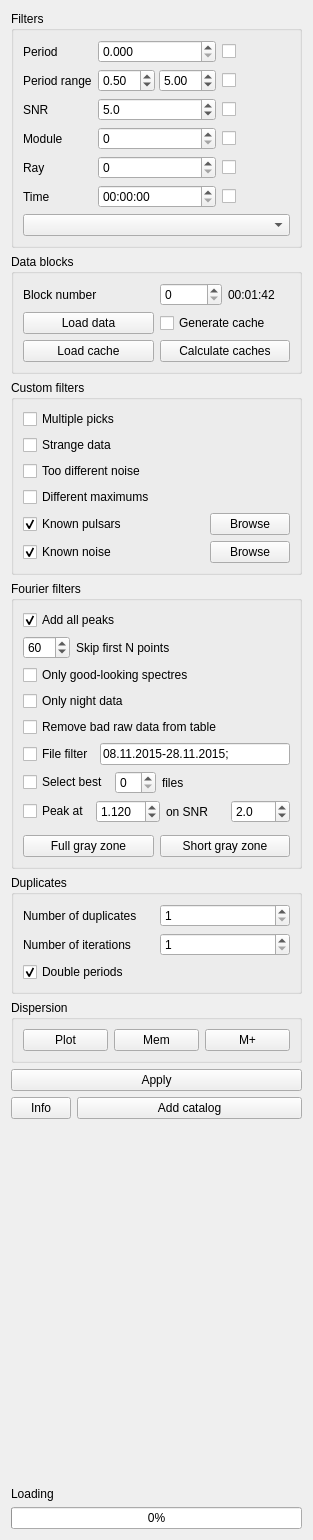
First picture: the form in src/analytics.ui, repository vtyulb/BSA-Analytics, before the edit.
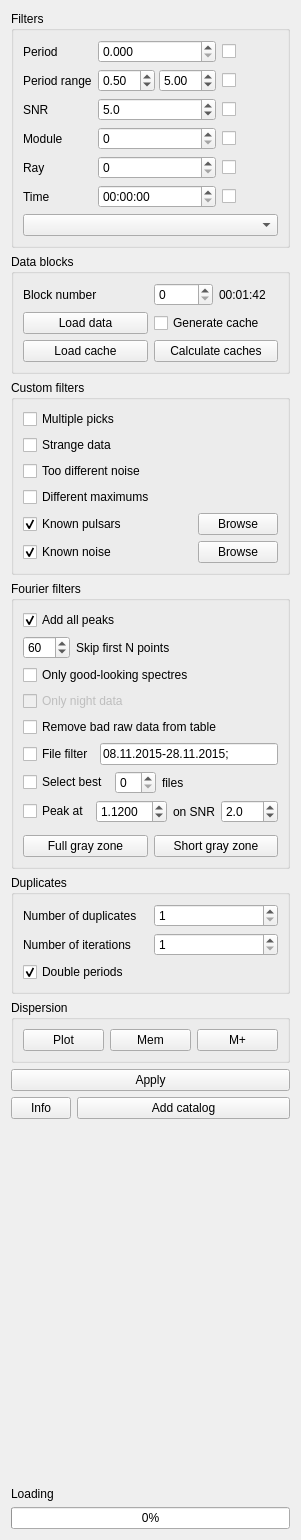
Second picture: the form after the edit.

Commit message: spinboxes precision

```diff
--- a/src/analytics.ui
+++ b/src/analytics.ui
@@ -6,7 +6,7 @@
    <rect>
     <x>0</x>
     <y>0</y>
-    <width>313</width>
+    <width>295</width>
     <height>1540</height>
    </rect>
   </property>
@@ -474,7 +474,7 @@
       <item>
        <widget class="QCheckBox" name="fourierOnlyNightData">
         <property name="enabled">
-         <bool>true</bool>
+         <bool>false</bool>
         </property>
         <property name="text">
          <string>Only night data</string>
@@ -608,8 +608,14 @@
          </item>
          <item>
           <widget class="QDoubleSpinBox" name="fourierPeakAt">
+           <property name="sizePolicy">
+            <sizepolicy hsizetype="Maximum" vsizetype="Fixed">
+             <horstretch>0</horstretch>
+             <verstretch>0</verstretch>
+            </sizepolicy>
+           </property>
            <property name="decimals">
-            <number>3</number>
+            <number>4</number>
            </property>
            <property name="value">
             <double>1.120000000000000</double>
@@ -625,6 +631,12 @@
          </item>
          <item>
           <widget class="QDoubleSpinBox" name="fourierPeakSNR">
+           <property name="sizePolicy">
+            <sizepolicy hsizetype="Maximum" vsizetype="Fixed">
+             <horstretch>0</horstretch>
+             <verstretch>0</verstretch>
+            </sizepolicy>
+           </property>
            <property name="decimals">
             <number>1</number>
            </property>
```
